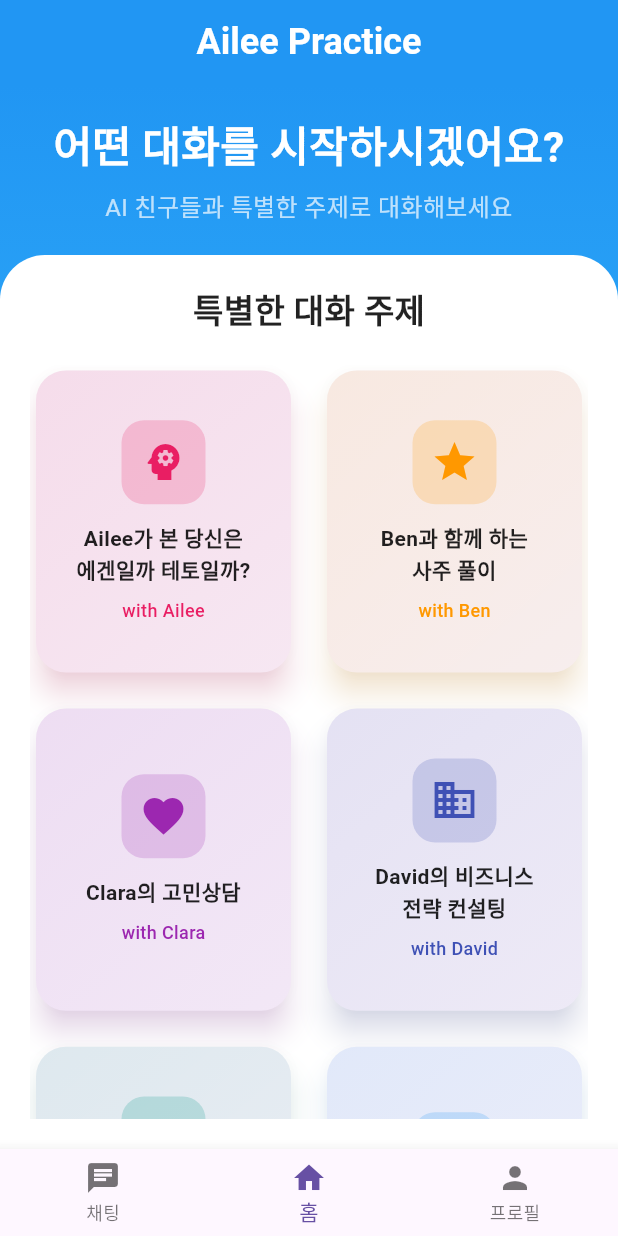
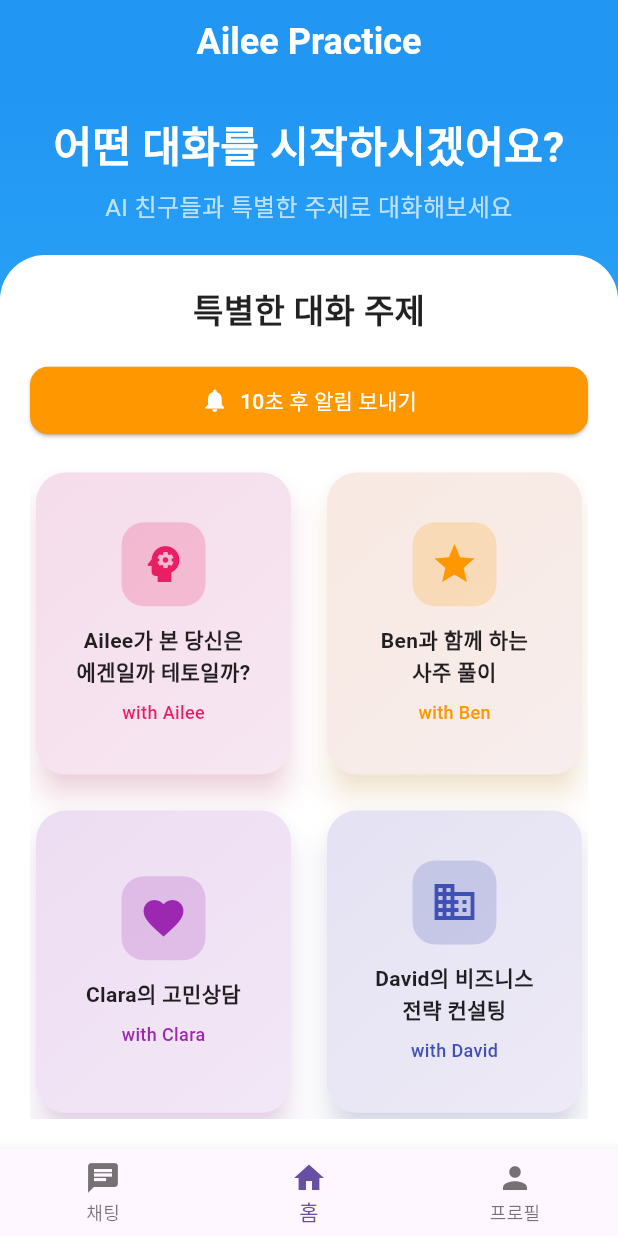
Before and after one commit to baby-quokka/Ailee, a Flutter app: the screen it shows after launch, item 2 of the bottom bar chosen, on a phone screen of 412 x 824 dp. Run offline on Flutter 3.47's test engine with Material 3 defaults, Android fonts, the phone set to English and light mode, and no system bars; our stand-ins replace flutter_dotenv, flutter_local_notifications, flutter_spinkit, timezone.

Commit message:
add basic notification

```diff
--- a/lib/main.dart
+++ b/lib/main.dart
@@ -2,11 +2,18 @@ import 'package:flutter/material.dart';
 import 'package:provider/provider.dart';
 import 'package:flutter_dotenv/flutter_dotenv.dart';
 import 'services/chat_service.dart';
+import 'services/notification_service.dart';
 import 'providers/chat_provider.dart';
 import 'screens/home_screen.dart';
 
 void main() async {
+  WidgetsFlutterBinding.ensureInitialized();
   await dotenv.load(fileName: ".env");
+
+  // 알림 서비스 초기화
+  final notificationService = NotificationService();
+  await notificationService.initialize();
+
   runApp(const MyApp());
 }
 
@@ -20,14 +27,23 @@ class MyApp extends StatelessWidget {
       // 이 위젯은 하위 위젯 트리에 상태를 제공하고, 상태가 변경될 때 위젯을 다시 빌드합니다.
       // 여기서는 ChatProvider를 상태로 제공합니다.
       create:
-          (context) => ChatProvider(
+          (context) {
+            final chatProvider = ChatProvider(
               // create 콜백은 ChangeNotifierProvider가 처음 생성될 때 호출됩니다.
               // 이 콜백은 상태 객체(ChatProvider)의 인스턴스를 생성하고 반환합니다.
               // context 매개변수는 위젯 트리의 BuildContext를 제공합니다.
               chatService: ChatService(
                 apiKey: dotenv.env['OPENAI_API_KEY'] ?? '',
               ),
-          ),
+            );
+
+            // 알림 탭 콜백 설정
+            NotificationService().setNotificationTappedCallback(
+              (payload) => chatProvider.handleNotificationPayload(payload),
+            );
+
+            return chatProvider;
+          },
       child: MaterialApp(
         title: 'ChatGPT Chat',
         theme: ThemeData(primarySwatch: Colors.blue, useMaterial3: true),
--- a/lib/screens/home_screen.dart
+++ b/lib/screens/home_screen.dart
@@ -31,6 +31,19 @@ class HomeScreenState extends State<HomeScreen> {
   }
 
   @override
+  void initState() {
+    super.initState();
+    // ChatProvider의 알림 처리 메서드를 오버라이드
+    WidgetsBinding.instance.addPostFrameCallback((_) {
+      final chatProvider = Provider.of<ChatProvider>(context, listen: false);
+      // 알림 탭 콜백을 다시 설정하여 HomeScreen의 switchToChatScreen을 호출하도록 함
+      chatProvider.setNotificationCallback(() {
+        switchToChatScreen();
+      });
+    });
+  }
+
+  @override
   Widget build(BuildContext context) {
     return ChangeNotifierProvider.value(
       value: Provider.of<ChatProvider>(context, listen: false),
--- a/lib/screens/main_screen.dart
+++ b/lib/screens/main_screen.dart
@@ -81,6 +81,41 @@ class MainScreen extends StatelessWidget {
                           ),
                         ),
                         const SizedBox(height: 20),
+
+                        // 알림 테스트 버튼
+                        Container(
+                          width: double.infinity,
+                          margin: const EdgeInsets.only(bottom: 20),
+                          child: ElevatedButton.icon(
+                            onPressed: () {
+                              // 20초 후에 알림 예약
+                              final scheduledTime = DateTime.now().add(const Duration(seconds: 10));
+                              context.read<ChatProvider>().scheduleBotCheckIn(
+                                bot: context.read<ChatProvider>().currentBot,
+                                message: '요즘 힘든 일 없어?',
+                                scheduledDate: scheduledTime,
+                              );
+
+                              ScaffoldMessenger.of(context).showSnackBar(
+                                const SnackBar(
+                                  content: Text('10초 후에 알림이 전송됩니다!'),
+                                  duration: Duration(seconds: 2),
+                                ),
+                              );
+                            },
+                            icon: const Icon(Icons.notifications),
+                            label: const Text('10초 후 알림 보내기'),
+                            style: ElevatedButton.styleFrom(
+                              backgroundColor: Colors.orange,
+                              foregroundColor: Colors.white,
+                              padding: const EdgeInsets.symmetric(vertical: 12),
+                              shape: RoundedRectangleBorder(
+                                borderRadius: BorderRadius.circular(12),
+                              ),
+                            ),
+                          ),
+                        ),
+
                         Expanded(
                           child: GridView.count(
                             crossAxisCount: 2,
--- a/pubspec.yaml
+++ b/pubspec.yaml
@@ -39,6 +39,8 @@ dependencies:
   flutter_dotenv: ^5.1.0
   uuid: ^4.3.3
   flutter_spinkit: ^5.2.0
+  flutter_local_notifications: ^17.2.2
+  timezone: ^0.9.4
 
 dev_dependencies:
   flutter_test:
```
Also changed, not shown: lib/providers/chat_provider.dart (+90 -0 lines), lib/services/notification_service.dart (added, +153 -0 lines), pubspec.lock, 11 other files. Lines whose indentation alone changed are shown as unchanged.
